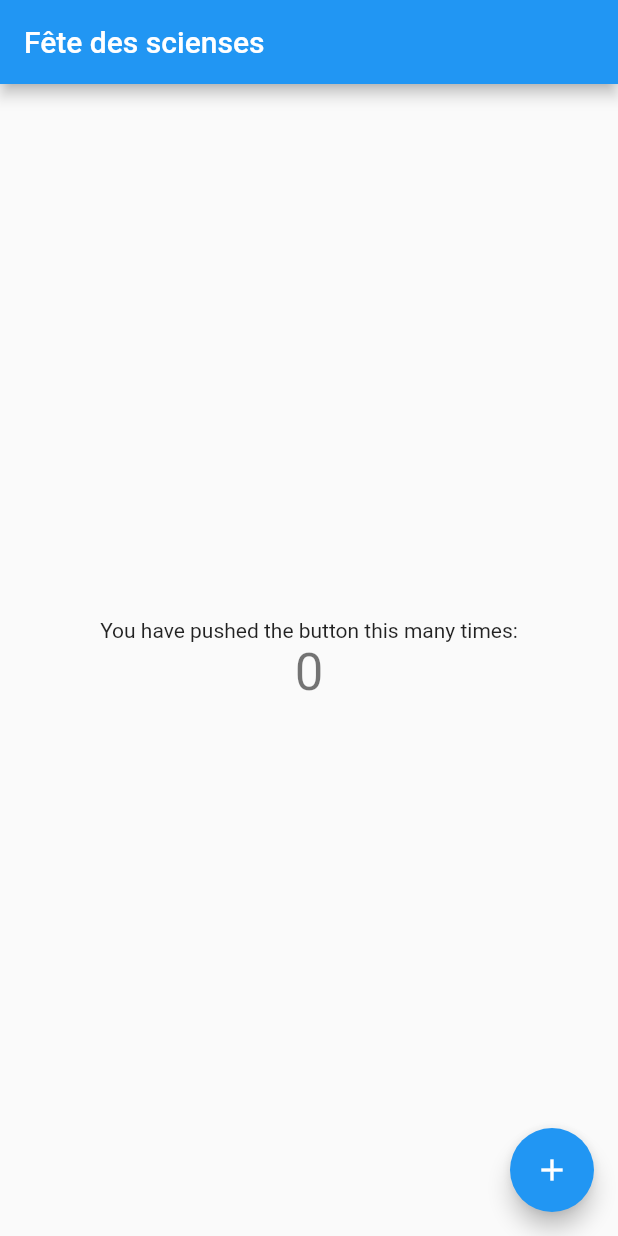
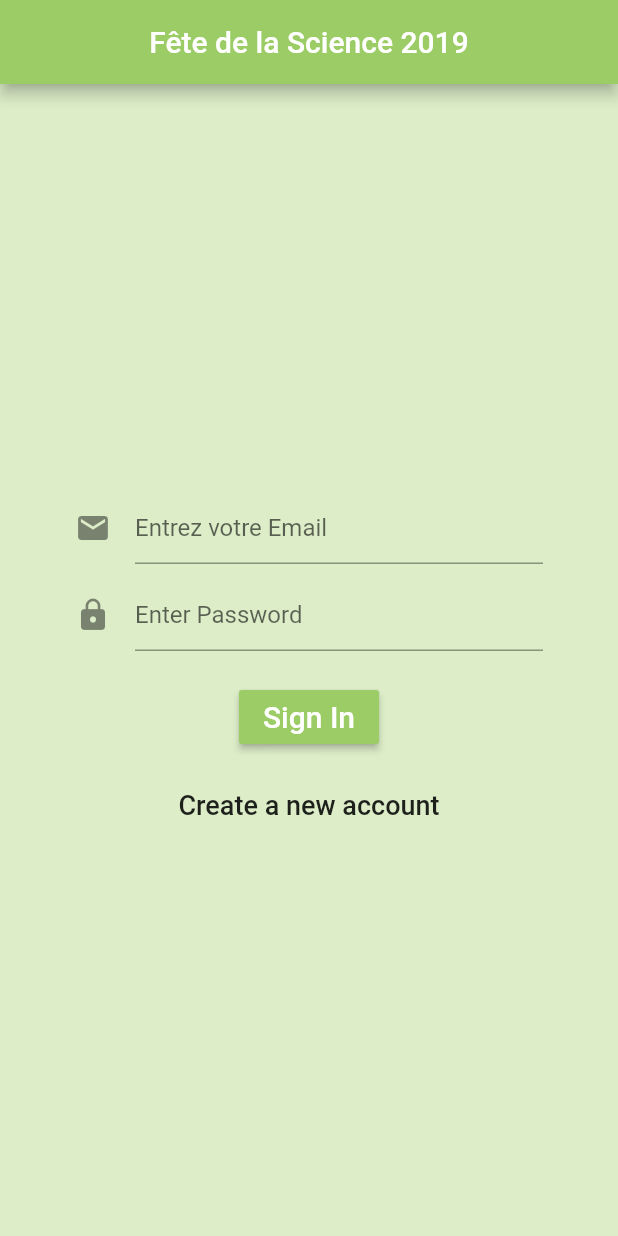
Before and after one commit to Sean-L-Little/fete_science_hackathon, a Flutter app: the screen it shows after launch, on a phone screen of 412 x 824 dp. Run offline on Flutter 3.47's test engine with Material 2 defaults, Android fonts, the phone set to English and light mode, and no system bars; our stand-ins replace firebase_auth, firebase_core; accounts and stored records are empty.

```diff
--- /dev/null
+++ b/lib/Screens/Login.dart
@@ -0,0 +1,138 @@
+import 'package:flutter/cupertino.dart';
+import 'package:flutter/material.dart';
+import 'package:fete_science_app/Screens/Register.dart';
+import 'package:fete_science_app/Services/Auth.dart';
+
+class Login extends StatefulWidget {
+  @override
+  State<StatefulWidget> createState() => _LoginState();
+}
+
+class _LoginState extends State<Login> {
+  final Auth _auth = Auth();
+  final _formKey = GlobalKey<FormState>();
+
+  bool loading;
+
+  String email;
+
+// String url;
+  String pword;
+
+// String nickname;
+
+  @override
+  Widget build(BuildContext context) {
+    return Scaffold(
+      backgroundColor: Colors.lightGreen[100],
+      appBar: AppBar(
+        backgroundColor: Colors.lightGreen[400],
+        title: Text('Fête de la Science 2019'),
+        centerTitle: true,
+      ),
+      body: Center(
+        child: Container(
+          padding: EdgeInsets.symmetric(vertical: 20.0, horizontal: 50.0),
+          child: Form(
+            key: _formKey,
+            child: Column(
+                mainAxisAlignment: MainAxisAlignment.center,
+                crossAxisAlignment: CrossAxisAlignment.center,
+                children: <Widget>[
+                  TextFormField(
+                    validator: (val) => val.isEmpty ? "Entrez votre Email" : null,
+                    onFieldSubmitted: (_) => FocusScope.of(context).nextFocus(),
+                    onChanged: (val) {
+                      setState(() {
+                        email = val;
+                      });
+                    },
+                    decoration: InputDecoration(
+                      icon: Icon(Icons.email),
+                      hintText: 'Entrez votre Email'
+
+                    ),
+                    maxLines: null,
+                    textInputAction: TextInputAction.next,
+                    keyboardType: TextInputType.emailAddress,
+
+                  ),
+                  SizedBox(height:10),
+                  TextFormField(
+                      validator: (val) => val.isEmpty ? "Entrez votre Mot De Passe" : null,
+                      onFieldSubmitted: (_) => FocusScope.of(context).nextFocus(),
+                      onChanged: (val) {
+                        setState(() {
+                          pword = val;
+                        });
+                      },
+                      decoration: InputDecoration(
+                        icon: Icon(Icons.lock),
+                        hintText: 'Enter Password'
+
+                      ),
+                      maxLines: 1,
+                      textInputAction: TextInputAction.next,
+                      keyboardType: TextInputType.visiblePassword,  //Counter intuitive, I know ...
+                      obscureText: true),
+
+
+                  Container(
+                    padding: EdgeInsets.all(20.0),
+                    child: RaisedButton(
+                      child: Text('Sign In',
+                        style: TextStyle(
+                          color: Colors.white,
+                          fontSize: 20.0,
+                        ),),
+                      color: Colors.lightGreen[400],
+                      onPressed: () async {
+
+                        connect();
+                      },
+                    ),
+                  ),
+
+                  SizedBox(
+                    height: 30,
+                    child: FlatButton(
+                      onPressed: () {
+                        Navigator.push(
+                          context,
+                          MaterialPageRoute(builder: (context) => Register()),
+                        );
+                      },
+                      child: Text(
+                        "Create a new account",
+                        style: TextStyle(
+                          fontSize: 18.0,
+                        ),
+                      ),
+                    )
+                  )
+                ]),
+          ),
+        ),
+      ),
+    );
+  }
+
+  void connect() async {
+    if (_formKey.currentState.validate()) {
+      setState(() {
+        loading = true;
+      });
+      try {
+        await _auth.signInEmail(email, pword);
+        setState(() {
+          loading=false;
+        });
+      } on Exception catch(e){
+        setState(() {
+          print(e.toString());
+          loading=false;
+        });
+      }
+    }
+  }
+}
--- /dev/null
+++ b/lib/Screens/Wrapper.dart
@@ -0,0 +1,16 @@
+import 'package:flutter/cupertino.dart';
+import 'package:firebase_auth/firebase_auth.dart';
+import 'package:provider/provider.dart';
+
+import 'Login.dart';
+import 'Test.dart';
+
+class Wrapper extends StatelessWidget{
+  @override
+  Widget build(BuildContext context) {
+    final user = Provider.of<User>(context);
+    return user != null ? Test() : Login();
+  }
+
+
+}
--- /dev/null
+++ b/lib/Services/Auth.dart
@@ -0,0 +1,69 @@
+import 'package:firebase_auth/firebase_auth.dart';
+
+class Auth {
+
+  final FirebaseAuth _auth=FirebaseAuth.instance;
+
+  Stream<User> get user{
+    return _auth.authStateChanges();
+  }
+
+  Future signInAnon() async {
+    try {
+      UserCredential userCredential = await _auth.signInAnonymously();
+      print (userCredential.user.uid);
+      return userCredential.user;
+    } catch(e){
+      print(e.toString());
+      return null;
+    }
+  }
+
+  Future signInEmail(String email, String pword) async {
+    try {
+      UserCredential userCredential = await _auth.signInWithEmailAndPassword(
+          email: email,
+          password: pword);
+
+      return userCredential.user;
+    } on FirebaseAuthException catch (e) {
+      print('e code: '+ e.code);
+      if(e.code == 'invalid-email'){
+        print('Invalid Email !');
+      }else if(e.code =='user-not-found'){
+        print('No user found for this email !');
+      }else if(e.code=='wrong-password'){
+        print('Wrong Password provided for user');
+      }
+    } catch (e){
+      print(e.toString());
+    }
+  }
+
+  Future registerEmail(String email, String pword, String nickname, String url) async {
+    try {
+      UserCredential userCredential = await _auth.createUserWithEmailAndPassword(
+          email: email,
+          password: pword);
+
+      await userCredential.user.updateProfile(displayName: nickname, photoURL: url);
+
+      signInEmail(_auth.currentUser.email, pword);
+
+      return userCredential.user;
+    } catch (e){
+      print(e.toString());
+      return null;
+    }
+  }
+
+  Future signOut() async {
+    try {
+      return await _auth.signOut();
+    } catch (e) {
+      print(e.toString());
+      return null;
+    }
+  }
+
+}
--- /dev/null
+++ b/lib/Services/Services.dart
@@ -0,0 +1,12 @@
+import 'package:flutter/material.dart';
+import 'package:http/http.dart';
+
+
+class Services{
+
+  Future<Response> getResponse() async{
+    Response rep = await get('https://data.enseignementsup-recherche.gouv.fr/api/records/1.0/search/?dataset=fr-esr-fete-de-la-science-19&q=&facet=dates&facet=selection&facet=type_d_animation&facet=mots_cles_fr&facet=thematiques&facet=en_une&facet=statut&facet=identifiant_du_lieu&facet=tags_du_lieu&facet=identifiant&refine.identifiant=92857507');
+    return rep;
+  }
+
+}
--- a/lib/main.dart
+++ b/lib/main.dart
@@ -1,6 +1,15 @@
 import 'package:flutter/material.dart';
+import 'package:firebase_auth/firebase_auth.dart';
+import 'package:firebase_core/firebase_core.dart';
+import 'package:provider/provider.dart';
+import 'Screens/Test.dart';
+import 'Screens/Wrapper.dart';
+import 'Services/Auth.dart';
 
-void main() {
+void main() async {
+  WidgetsFlutterBinding.ensureInitialized();
+  await Firebase.initializeApp();
+
   runApp(MyApp());
 }
 
@@ -8,25 +17,12 @@ class MyApp extends StatelessWidget {
   // This widget is the root of your application.
   @override
   Widget build(BuildContext context) {
-    return MaterialApp(
-      title: 'Flutter Demo',
-      theme: ThemeData(
-        // This is the theme of your application.
-        //
-        // Try running your application with "flutter run". You'll see the
-        // application has a blue toolbar. Then, without quitting the app, try
-        // changing the primarySwatch below to Colors.green and then invoke
-        // "hot reload" (press "r" in the console where you ran "flutter run",
-        // or simply save your changes to "hot reload" in a Flutter IDE).
-        // Notice that the counter didn't reset back to zero; the application
-        // is not restarted.
-        primarySwatch: Colors.blue,
-        // This makes the visual density adapt to the platform that you run
-        // the app on. For desktop platforms, the controls will be smaller and
-        // closer together (more dense) than on mobile platforms.
-        visualDensity: VisualDensity.adaptivePlatformDensity,
-      ),
-      home: MyHomePage(title: 'Fête des scienses'),
+    return StreamProvider<User>.value(
+    value: Auth().user,
+    child: MaterialApp(
+    title: 'Twistic',
+    home: Wrapper(),
+    ),
     );
   }
 }
--- a/pubspec.yaml
+++ b/pubspec.yaml
@@ -32,6 +32,12 @@ dependencies:
 dev_dependencies:
   flutter_test:
     sdk: flutter
+  http: ^0.12.2
+  firebase_auth: ^0.18.3+1
+  cloud_firestore: ^0.14.3+1
+  provider: ^4.3.2+2
+  flutter_map: ^0.10.1+1
+
 
 # For information on the generic Dart part of this file, see the
 # following page: https://dart.dev/tools/pub/pubspec
```
Also changed, not shown: lib/Screens/Register.dart (added, +155 -0 lines), lib/Screens/Test.dart (added, +41 -0 lines), pubspec.lock, 3 other files.
